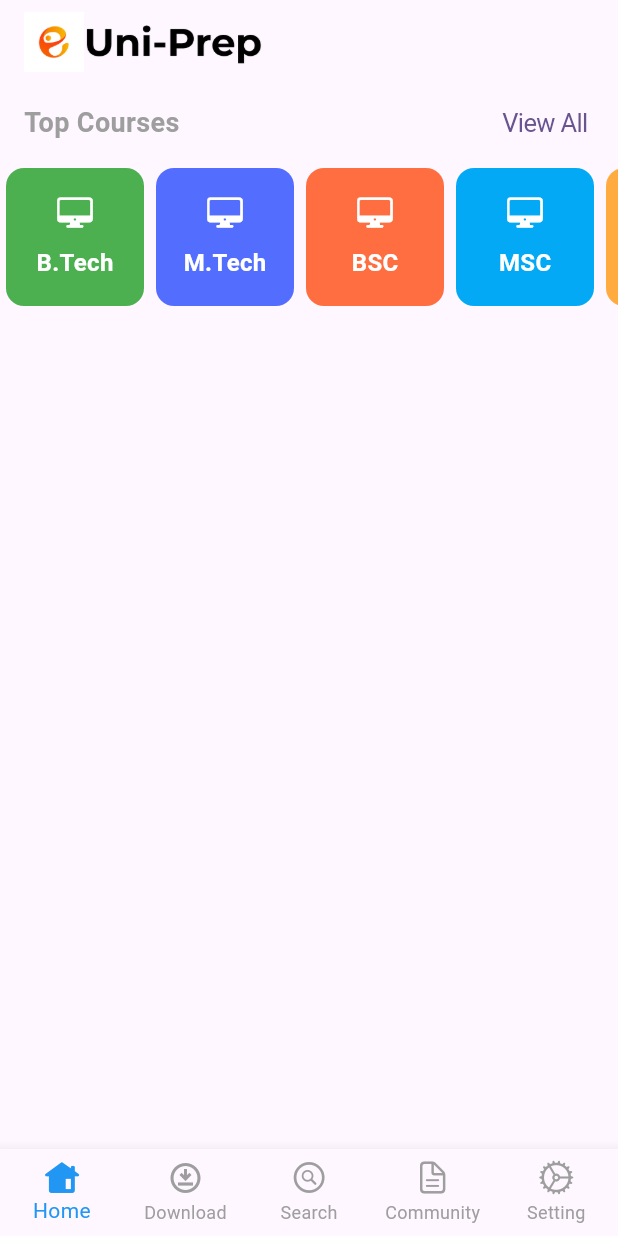
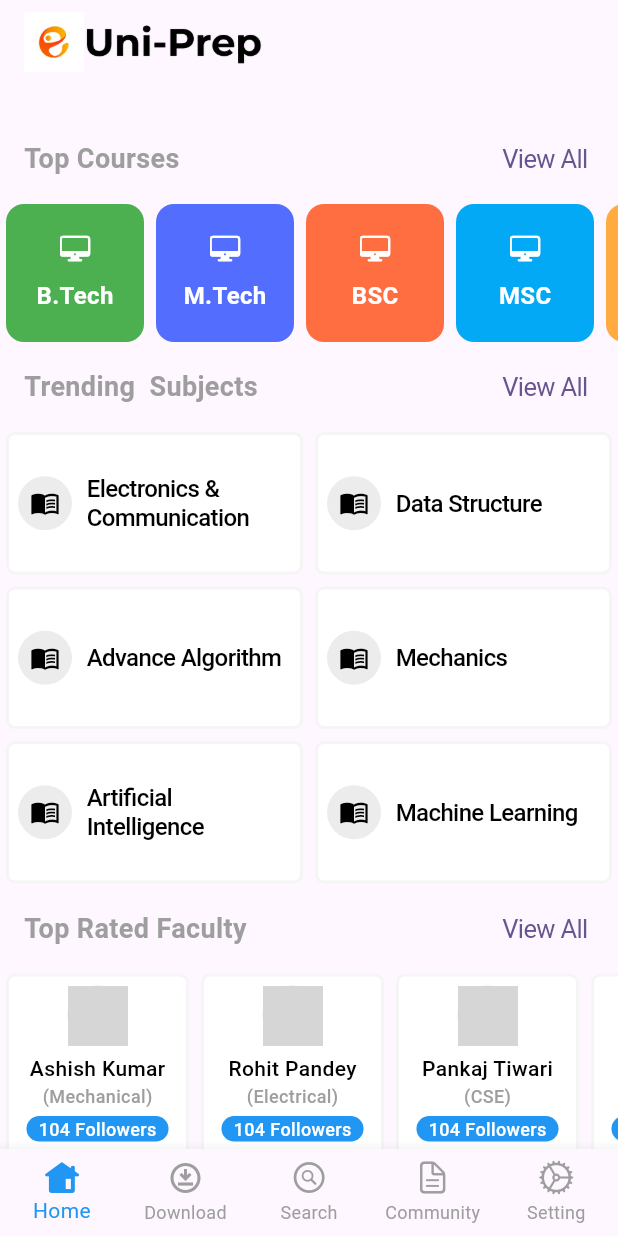
Before and after one commit to 1morecode/elearning, a Flutter app: the screen it shows after launch, on a phone screen of 412 x 824 dp. Run offline on Flutter 3.47's test engine with Material 3 defaults, Android fonts, the phone set to English and light mode, and no system bars; our stand-ins replace pinput; network calls fail; grey boxes are pictures that could not be loaded.

Commit message:
Trending Subjects and Top faculties card added

```diff
--- a/lib/config/data.dart
+++ b/lib/config/data.dart
@@ -39,7 +39,6 @@ class UniData {
     }
   ];
 
-
   static List<dynamic> branches = [
     {
       "branch": "Computer Science & Engineering",
@@ -49,42 +48,101 @@ class UniData {
         {
           "year": "1st Yr",
           "syllabus": [
-            {
-              "syllabus": "Data Structure",
-              "code": "BCS012"
-            }
+            {"syllabus": "Data Structure", "code": "BCS012"}
           ]
         },
-        {
-          "year": "2nd Yr",
-          "syllabus": [
-
-          ]
-        },
-        {
-          "year": "3rd Yr",
-          "syllabus": [
-
-          ]
-        },
-        {
-          "year": "4th Yr",
-          "syllabus": [
-
-          ]
-        }
+        {"year": "2nd Yr", "syllabus": []},
+        {"year": "3rd Yr", "syllabus": []},
+        {"year": "4th Yr", "syllabus": []}
       ]
     },
+    {"courseId": "002", "branch": "Electrical Engineering", "icon": Icons.abc},
+    {"courseId": "002", "branch": "Mechanical Engineering", "icon": Icons.abc}
+  ];
+
+  static List<dynamic> popularSubjects = [
     {
-      "courseId": "002",
-      "branch": "Electrical Engineering",
-      "icon": Icons.abc
+      "subject": "Electronics & Communication",
+      "icon": Icons.menu_book,
+      "courseId": "001",
+      "branchId": "101",
+      "year": 1,
+      "semester": 1
     },
     {
+      "subject": "Data Structure",
+      "icon": Icons.menu_book,
+      "courseId": "001",
+      "branchId": "101",
+      "year": 1,
+      "semester": 1
+    },
+    {
+      "subject": "Advance Algorithm",
+      "icon": Icons.menu_book,
       "courseId": "002",
-      "branch": "Mechanical Engineering",
-      "icon": Icons.abc
+      "branchId": "101",
+      "year": 1,
+      "semester": 1
+    },
+    {
+      "subject": "Mechanics",
+      "icon": Icons.menu_book,
+      "courseId": "003",
+      "branchId": "101",
+      "year": 1,
+      "semester": 1
+    },
+    {
+      "subject": "Artificial Intelligence",
+      "icon": Icons.menu_book,
+      "courseId": "002",
+      "branchId": "101",
+      "year": 1,
+      "semester": 1
+    },
+    {
+      "subject": "Machine Learning",
+      "icon": Icons.menu_book,
+      "courseId": "003",
+      "branchId": "101",
+      "year": 1,
+      "semester": 1
     }
   ];
 
+  static List<dynamic> topFaculties = [
+    {
+      "id": "301",
+      "name": "Ashish Kumar",
+      "profilePhoto":
+          "https://www.thelittlehawk.com/wp-content/uploads/2018/10/IMG-1246-900x675.jpg",
+      "department": "Mechanical",
+      "followers": 104
+    },
+    {
+      "id": "302",
+      "name": "Rohit Pandey",
+      "profilePhoto":
+          "https://www.livelingua.com/img/profilesTeachers/103/Guillaume-Deneufbourg-Square_Profile_S.jpg",
+      "department": "Electrical",
+      "followers": 104
+    },
+    {
+      "id": "303",
+      "name": "Pankaj Tiwari",
+      "profilePhoto":
+          "https://encrypted-tbn0.gstatic.com/images?q=tbn:ANd9GcQAQ6V9Oj7MV85EdzqAOCPAGDFfdBzugWQwZQgnnqSac0ENUX4bapOH8QfsFkwuWOt2CY0&usqp=CAU",
+      "department": "CSE",
+      "followers": 104
+    },
+    {
+      "id": "304",
+      "name": "Aman Singh",
+      "profilePhoto":
+          "https://encrypted-tbn0.gstatic.com/images?q=tbn:ANd9GcQ4ycQKueb-YzYMcMAF4OSsZMF-xEHlw_2SWTICYJfaPYmEK1rH_mnLybkif0qO996aQII&usqp=CAU",
+      "department": "Mechanical",
+      "followers": 104
+    }
+  ];
 }
--- a/lib/view/dashboard/dashboard_screen.dart
+++ b/lib/view/dashboard/dashboard_screen.dart
@@ -27,10 +27,10 @@ class _DashboardScreenState extends State<DashboardScreen> {
 
   List<Widget> appbarTitles = [
     Image.asset(hrLogo, height: 40,),
-    Text("Download"),
-    Text("Search"),
-    Text("Community"),
-    Text("Setting"),
+    const Text("Download"),
+    const Text("Search"),
+    const Text("Community"),
+    const Text("Setting"),
   ];
 
   @override
--- a/lib/view/dashboard/tabs/home/components/courses_card.dart
+++ b/lib/view/dashboard/tabs/home/components/courses_card.dart
@@ -2,6 +2,7 @@
 // Created by 1 More Code on 09/05/24.
 //
 
+import 'package:flutter/cupertino.dart';
 import 'package:flutter/material.dart';
 
 class CoursesCard extends StatelessWidget {
@@ -11,7 +12,12 @@ class CoursesCard extends StatelessWidget {
 
   @override
   Widget build(BuildContext context) {
-    return SizedBox(
+    return CupertinoButton(
+      onPressed: (){
+        print("Card Tapped");
+      },
+      padding: const EdgeInsets.all(0),
+      child: SizedBox(
         height: 100,
         width: 100,
         child: Card(
@@ -35,6 +41,7 @@ class CoursesCard extends StatelessWidget {
             ),
           ),
         ),
+      ),
     );
   }
 }
--- /dev/null
+++ b/lib/view/dashboard/tabs/home/components/faculty_card.dart
@@ -0,0 +1,78 @@
+//
+// Created by 1 More Code on 11/05/24.
+//
+
+import 'package:flutter/cupertino.dart';
+import 'package:flutter/material.dart';
+
+class FacultyCard extends StatelessWidget {
+  final dynamic faculty;
+
+  const FacultyCard({super.key, this.faculty});
+
+  @override
+  Widget build(BuildContext context) {
+    return CupertinoButton(
+      onPressed: (){
+        print("Faculty Tapped");
+      },
+      padding: EdgeInsets.all(0),
+      child: SizedBox(
+        width: 130,
+        child: Card(
+          color: Colors.white,
+          elevation: 0,
+          shape: RoundedRectangleBorder(
+              borderRadius: BorderRadius.circular(6),
+              side: BorderSide(color: Colors.grey.withOpacity(0.1), width: 2)),
+          child: Padding(
+            padding: const EdgeInsets.all(8.0),
+            child: Column(
+              children: [
+                CircleAvatar(
+                  radius: 20,
+                  backgroundImage: NetworkImage(faculty['profilePhoto']),
+                ),
+                const SizedBox(
+                  height: 5,
+                ),
+                Text(
+                  faculty['name'],
+                  style: const TextStyle(
+                      fontSize: 14,
+                      fontWeight: FontWeight.w500,
+                      color: Colors.black),
+                  maxLines: 1,
+                  overflow: TextOverflow.ellipsis,
+                ),
+                Text(
+                  "(${faculty['department']})",
+                  style: const TextStyle(
+                      color: Colors.grey,
+                      fontSize: 12,
+                      fontWeight: FontWeight.w500),
+                ),
+                const SizedBox(
+                  height: 5,
+                ),
+                Container(
+                  decoration: BoxDecoration(
+                      borderRadius: BorderRadius.circular(50),
+                      color: Colors.blue),
+                  padding: const EdgeInsets.symmetric(horizontal: 8, vertical: 0),
+                  child: Text(
+                    "${faculty['followers']} Followers",
+                    style: const TextStyle(
+                        fontSize: 12,
+                        color: Colors.white,
+                        fontWeight: FontWeight.w500),
+                  ),
+                )
+              ],
+            ),
+          ),
+        ),
+      ),
+    );
+  }
+}
--- /dev/null
+++ b/lib/view/dashboard/tabs/home/components/subject_card.dart
@@ -0,0 +1,49 @@
+//
+// Created by 1 More Code on 11/05/24.
+//
+
+import 'package:flutter/cupertino.dart';
+import 'package:flutter/material.dart';
+
+class SubjectCard extends StatelessWidget {
+  final dynamic subject;
+  const SubjectCard({super.key, this.subject});
+
+  @override
+  Widget build(BuildContext context) {
+    return Card(
+      color: Colors.white,
+      elevation: 0,
+      shape: RoundedRectangleBorder(
+          side: BorderSide(color: Colors.grey.withOpacity(0.1), width: 2),
+          borderRadius: BorderRadius.circular(6)
+      ),
+      child: CupertinoButton(
+        onPressed: (){
+          print("Faculty Tapped");
+        },
+        padding: const EdgeInsets.all(0),
+        child: Padding(
+          padding: const EdgeInsets.all(8.0),
+          child: Row(
+            children: [
+              CircleAvatar(
+                radius: 18,
+                backgroundColor: Colors.grey.withOpacity(0.2),
+                child: Icon(subject['icon'], color: Colors.black, size: 20,),
+              ),
+              const SizedBox(width: 10,),
+              Expanded(
+                  child: Text(
+                    subject['subject'],
+                    maxLines: 2,
+                    overflow: TextOverflow.ellipsis,
+                    style: const TextStyle(color: Colors.black, fontSize: 16, fontWeight: FontWeight.w500),
+                  ))
+            ],
+          ),
+        ),
+      ),
+    );
+  }
+}
--- a/lib/view/dashboard/tabs/home/home_tab.dart
+++ b/lib/view/dashboard/tabs/home/home_tab.dart
@@ -2,12 +2,13 @@
 // Created by 1 More Code on 09/05/24.
 //
 
-import 'package:elearning/config/assets.dart';
 import 'package:elearning/config/data.dart';
 import 'package:elearning/view/dashboard/tabs/home/components/courses_card.dart';
+import 'package:elearning/view/dashboard/tabs/home/components/subject_card.dart';
 import 'package:flutter/cupertino.dart';
 import 'package:flutter/material.dart';
-import 'package:flutter/widgets.dart';
+
+import 'components/faculty_card.dart';
 
 class HomeTab extends StatelessWidget {
   const HomeTab({super.key});
@@ -15,6 +16,7 @@ class HomeTab extends StatelessWidget {
   @override
   Widget build(BuildContext context) {
     return ListView(
+      padding: const EdgeInsets.symmetric(vertical: 24),
       children: [
         // Courses Heading
         Row(
@@ -37,32 +39,83 @@ class HomeTab extends StatelessWidget {
             )
           ],
         ),
+        // Courses List
         SizedBox(
-            height: 100,
-            width: MediaQuery.of(context).size.width,
-            child: ListView.builder(
-              scrollDirection: Axis.horizontal,
-              itemCount: UniData.courses.length,
-              itemBuilder: (context, index) => CoursesCard(course: UniData.courses[index]),
+          height: 100,
+          width: MediaQuery.of(context).size.width,
+          child: ListView.builder(
+            scrollDirection: Axis.horizontal,
+            itemCount: UniData.courses.length,
+            itemBuilder: (context, index) =>
+                CoursesCard(course: UniData.courses[index]),
+          ),
+        ),
+
+        // Subjects Heading
+        Row(
+          children: [
+            const Expanded(
+                child: Padding(
+              padding: EdgeInsets.symmetric(horizontal: 16),
+              child: Text(
+                "Trending  Subjects",
+                style: TextStyle(
+                    fontSize: 18,
+                    color: Colors.grey,
+                    fontWeight: FontWeight.w600),
+              ),
+            )),
+            CupertinoButton(
+              onPressed: () {},
+              minSize: 40,
+              child: const Text("View All"),
             )
-
-            // ListView(
-            //   scrollDirection: Axis.horizontal,
-            //   padding: const EdgeInsets.symmetric(horizontal: 10),
-            //   children: const [
-            //     ,
-            //     CoursesCard(title: "B.Tech", icon:  CupertinoIcons.device_desktop, color: Colors.pink,),
-            //     CoursesCard(title: "B.Tech", icon:  CupertinoIcons.device_desktop, color: Colors.pink,),
-            //     CoursesCard(title: "B.Tech", icon:  CupertinoIcons.device_desktop, color: Colors.pink,),
-            //     CoursesCard(title: "B.Tech", icon:  CupertinoIcons.device_desktop, color: Colors.pink,),
-            //     CoursesCard(title: "B.Tech", icon:  CupertinoIcons.device_desktop, color: Colors.pink,),
-            //     CoursesCard(title: "M.Tech", icon:  CupertinoIcons.device_desktop, color: Colors.amber,),
-            //     CoursesCard(title: "BCA", icon:  CupertinoIcons.device_desktop, color: Colors.blueAccent,),
-            //     CoursesCard(title: "MCA", icon:  CupertinoIcons.device_desktop, color: Colors.brown,),
-            //     CoursesCard(title: "BSC", icon:  CupertinoIcons.device_desktop, color: Colors.indigoAccent,),
-            //   ],
-            // ),
+          ],
+        ),
+        // Subjects List
+        GridView(
+          physics: const NeverScrollableScrollPhysics(),
+          shrinkWrap: true,
+          gridDelegate: const SliverGridDelegateWithFixedCrossAxisCount(
+              crossAxisCount: 2, childAspectRatio: 2 / 1),
+          children: List.generate(
+              UniData.popularSubjects.length,
+              (index) => SubjectCard(
+                    subject: UniData.popularSubjects[index],
+                  )),
+        ),
+        // Subjects Heading
+        Row(
+          children: [
+            const Expanded(
+                child: Padding(
+              padding: EdgeInsets.symmetric(horizontal: 16),
+              child: Text(
+                "Top Rated Faculty",
+                style: TextStyle(
+                    fontSize: 18,
+                    color: Colors.grey,
+                    fontWeight: FontWeight.w600),
+              ),
+            )),
+            CupertinoButton(
+              onPressed: () {},
+              minSize: 40,
+              child: const Text("View All"),
             )
+          ],
+        ),
+        // Faculties
+        SizedBox(
+          height: 130,
+          width: MediaQuery.of(context).size.width,
+          child: ListView.builder(
+            scrollDirection: Axis.horizontal,
+            itemCount: UniData.topFaculties.length,
+            itemBuilder: (context, index) =>
+                FacultyCard(faculty: UniData.topFaculties[index]),
+          ),
+        ),
       ],
     );
   }
```
Also changed, not shown: 1 other file. Lines whose indentation alone changed are shown as unchanged.
